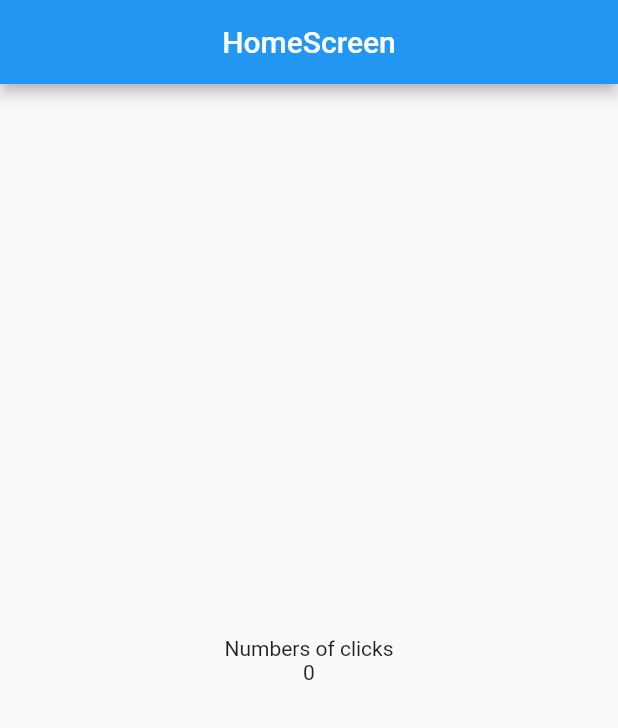
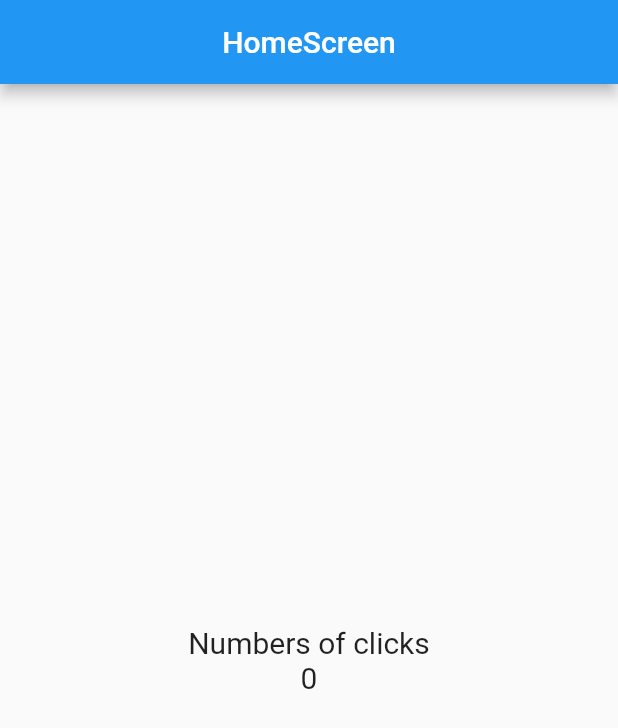
Before and after one commit to luisfdomontoya/counter_app, a Flutter app: the screen it shows after launch, on a phone screen of 412 x 824 dp. Shown: the top 728 px of the screen. Run offline on Flutter 3.47's test engine with Material 2 defaults, Android fonts, the phone set to English and light mode, and no system bars.

Commit message:
HomeScreen -- create $fontsize20 variable

```diff
--- a/lib/screens/home_screen.dart
+++ b/lib/screens/home_screen.dart
@@ -5,6 +5,7 @@ class HomeScreen extends StatelessWidget {
 
   @override
   Widget build(BuildContext context) {
+    const $fontsize20 = TextStyle(fontSize: 20);
     return Scaffold(
       appBar: AppBar(
         title: const Center(
@@ -14,9 +15,15 @@ class HomeScreen extends StatelessWidget {
       body: Center(
         child: Column(
           mainAxisAlignment: MainAxisAlignment.center,
-          children: const [
-            Text('Numbers of clicks'),
-            Text('0'),
+          children: const <Widget>[
+            Text(
+              'Numbers of clicks',
+              style: $fontsize20,
+            ),
+            Text(
+              '0',
+              style: $fontsize20,
+            ),
           ],
         ),
       ),
```
